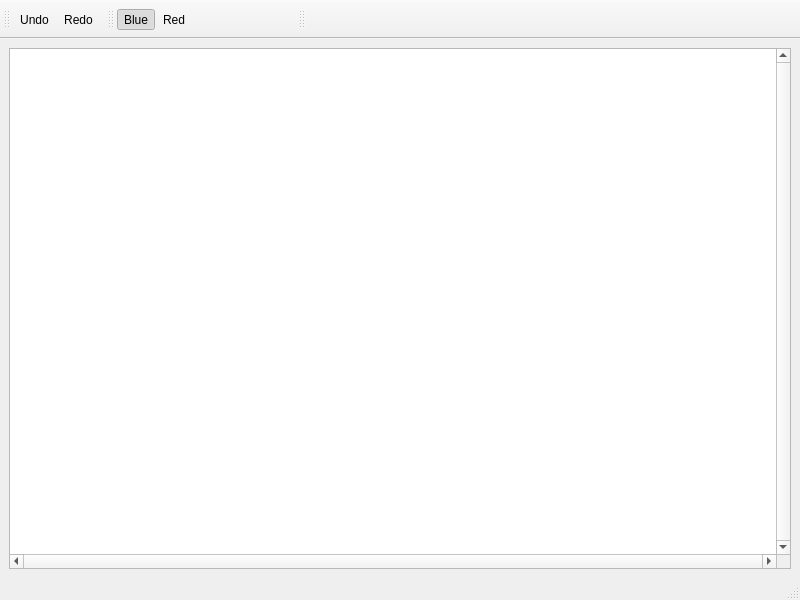
CGAL/cgal, file Boolean_set_operations_2/demo_GraphicsView/boolean_operations_2.ui: the form before one commit.
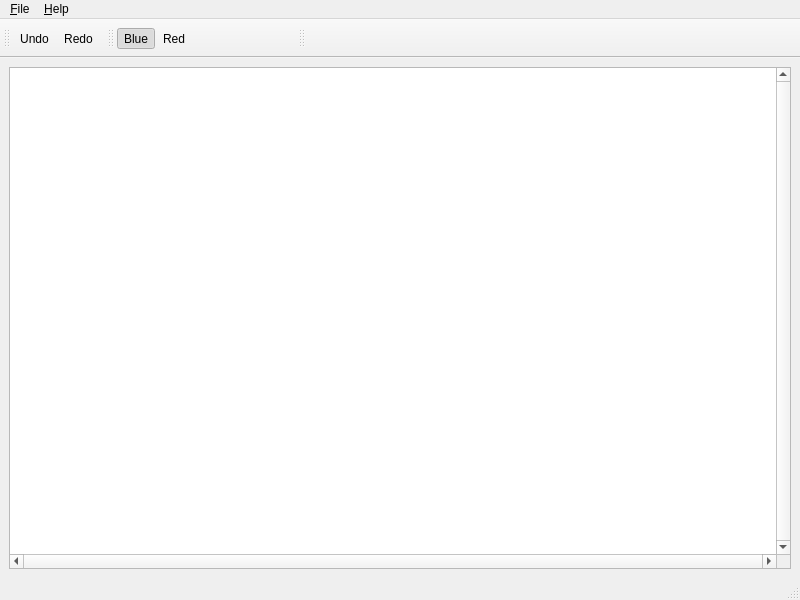
The form after the commit. Icons and pictures are not drawn.

Commit message: Update of the Qt4 boolean operations demo

Patch:
```diff
--- a/Boolean_set_operations_2/demo_GraphicsView/boolean_operations_2.ui
+++ b/Boolean_set_operations_2/demo_GraphicsView/boolean_operations_2.ui
@@ -66,7 +66,7 @@
     <addaction name="actionClose" />
     <addaction name="actionQuit" />
    </widget>
-   <widget class="QMenu" name="menuTools" >
+   <widget class="QMenu" name="menuHelp" >
     <property name="title" >
      <string>&amp;Help</string>
     </property>
@@ -75,6 +75,8 @@
     <addaction name="actionAbout" />
     <addaction name="actionAboutCGAL" />
    </widget>
+   <addaction name="menuFile" />
+   <addaction name="menuHelp" />
   </widget>
 
   <widget class="QToolBar" name="viewToolBar" >
```
The commit also changes 1 other file.
